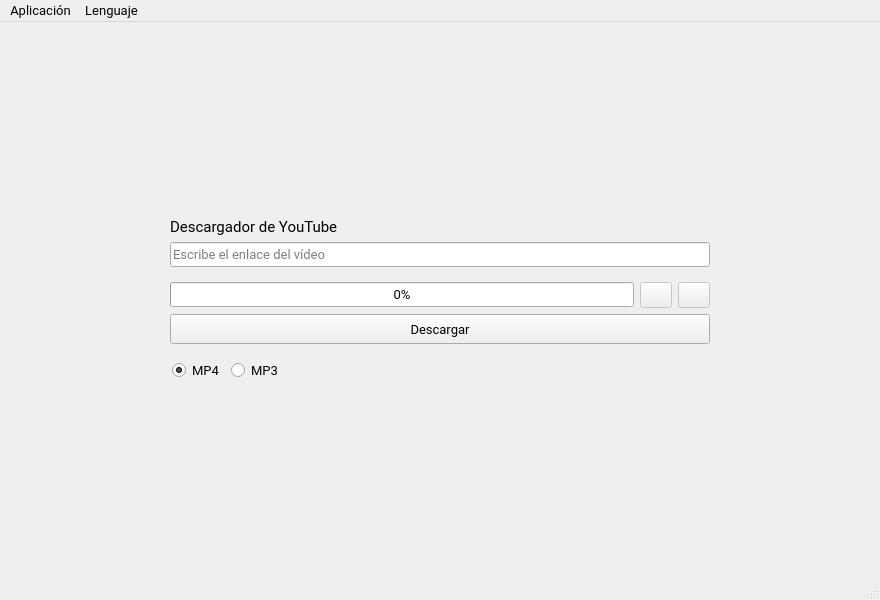
caicesardev/GUIDownloader, file app/ui/MainWindow.ui: the form before one commit.
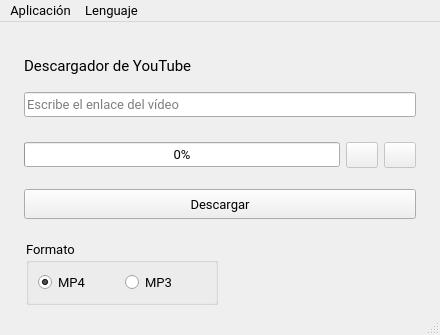
The form after the commit. Icons and pictures are not drawn.

The edit to the form file:
```diff
--- a/app/ui/MainWindow.ui
+++ b/app/ui/MainWindow.ui
@@ -6,20 +6,14 @@
    <rect>
     <x>0</x>
     <y>0</y>
-    <width>880</width>
-    <height>600</height>
+    <width>440</width>
+    <height>335</height>
    </rect>
   </property>
   <property name="minimumSize">
    <size>
-    <width>880</width>
-    <height>600</height>
-   </size>
-  </property>
-  <property name="maximumSize">
-   <size>
-    <width>880</width>
-    <height>600</height>
+    <width>440</width>
+    <height>335</height>
    </size>
   </property>
   <property name="font">
@@ -37,45 +31,78 @@
   </property>
   <widget class="QWidget" name="centralwidget">
    <layout class="QGridLayout" name="gridLayout">
-    <property name="leftMargin">
-     <number>170</number>
-    </property>
-    <property name="topMargin">
-     <number>170</number>
-    </property>
-    <property name="rightMargin">
-     <number>170</number>
-    </property>
-    <property name="bottomMargin">
-     <number>170</number>
-    </property>
-    <item row="0" column="0" rowspan="2">
+    <item row="1" column="2" rowspan="2">
+     <spacer name="horizontalSpacer_3">
+      <property name="orientation">
+       <enum>Qt::Horizontal</enum>
+      </property>
+      <property name="sizeHint" stdset="0">
+       <size>
+        <width>40</width>
+        <height>20</height>
+       </size>
+      </property>
+     </spacer>
+    </item>
+    <item row="3" column="1">
+     <spacer name="verticalSpacer_2">
+      <property name="orientation">
+       <enum>Qt::Vertical</enum>
+      </property>
+      <property name="sizeType">
+       <enum>QSizePolicy::Expanding</enum>
+      </property>
+      <property name="sizeHint" stdset="0">
+       <size>
+        <width>20</width>
+        <height>40</height>
+       </size>
+      </property>
+     </spacer>
+    </item>
+    <item row="1" column="0" rowspan="2">
+     <spacer name="horizontalSpacer_2">
+      <property name="orientation">
+       <enum>Qt::Horizontal</enum>
+      </property>
+      <property name="sizeHint" stdset="0">
+       <size>
+        <width>40</width>
+        <height>20</height>
+       </size>
+      </property>
+     </spacer>
+    </item>
+    <item row="1" column="1" rowspan="2">
      <widget class="QFrame" name="centralframe">
+      <property name="minimumSize">
+       <size>
+        <width>410</width>
+        <height>300</height>
+       </size>
+      </property>
       <layout class="QGridLayout" name="gridLayout_2">
-       <property name="leftMargin">
+       <property name="verticalSpacing">
         <number>0</number>
        </property>
-       <property name="topMargin">
-        <number>0</number>
-       </property>
-       <property name="rightMargin">
-        <number>0</number>
-       </property>
-       <property name="bottomMargin">
-        <number>0</number>
-       </property>
-       <item row="13" column="0">
-        <spacer name="verticalSpacer_2">
-         <property name="orientation">
-          <enum>Qt::Vertical</enum>
-         </property>
-         <property name="sizeHint" stdset="0">
+       <item row="5" column="0" colspan="3">
+        <widget class="QLabel" name="label">
+         <property name="maximumSize">
           <size>
-           <width>20</width>
-           <height>40</height>
+           <width>16777215</width>
+           <height>20</height>
           </size>
          </property>
-        </spacer>
+         <property name="font">
+          <font>
+           <family>Roboto</family>
+           <pointsize>11</pointsize>
+          </font>
+         </property>
+         <property name="text">
+          <string>Descargador de YouTube</string>
+         </property>
+        </widget>
        </item>
        <item row="9" column="2">
         <widget class="QToolButton" name="cancel_button">
@@ -106,6 +133,52 @@
          </property>
         </widget>
        </item>
+       <item row="9" column="1">
+        <widget class="QToolButton" name="play_pause_button">
+         <property name="enabled">
+          <bool>false</bool>
+         </property>
+         <property name="minimumSize">
+          <size>
+           <width>32</width>
+           <height>26</height>
+          </size>
+         </property>
+         <property name="cursor">
+          <cursorShape>PointingHandCursor</cursorShape>
+         </property>
+         <property name="toolTip">
+          <string>Reanudar/Pausar descarga</string>
+         </property>
+         <property name="text">
+          <string/>
+         </property>
+         <property name="icon">
+          <iconset resource="../images.qrc">
+           <normaloff>:/res/images/pause.png</normaloff>
+           <activeon>:/res/images/play.png</activeon>:/res/images/pause.png</iconset>
+         </property>
+         <property name="checkable">
+          <bool>true</bool>
+         </property>
+        </widget>
+       </item>
+       <item row="7" column="0" colspan="3">
+        <spacer name="verticalSpacer_3">
+         <property name="orientation">
+          <enum>Qt::Vertical</enum>
+         </property>
+         <property name="sizeType">
+          <enum>QSizePolicy::Fixed</enum>
+         </property>
+         <property name="sizeHint" stdset="0">
+          <size>
+           <width>20</width>
+           <height>9</height>
+          </size>
+         </property>
+        </spacer>
+       </item>
        <item row="6" column="0" colspan="3">
         <widget class="QLineEdit" name="input">
          <property name="minimumSize">
@@ -131,75 +204,21 @@
          </property>
         </widget>
        </item>
-       <item row="11" column="0" colspan="3">
-        <widget class="QFrame" name="spd_label_frame">
-         <property name="maximumSize">
-          <size>
-           <width>16777215</width>
-           <height>40</height>
-          </size>
+       <item row="9" column="0">
+        <widget class="QProgressBar" name="progress_bar">
+         <property name="value">
+          <number>0</number>
          </property>
-         <layout class="QHBoxLayout" name="horizontalLayout_2">
-          <property name="leftMargin">
-           <number>2</number>
-          </property>
-          <property name="rightMargin">
-           <number>0</number>
-          </property>
-          <property name="bottomMargin">
-           <number>0</number>
-          </property>
-          <item>
-           <widget class="QRadioButton" name="mp4_radio_btn">
-            <property name="toolTip">
-             <string>Descargar vídeos en formato MP4</string>
-            </property>
-            <property name="text">
-             <string>MP4</string>
-            </property>
-            <property name="checked">
-             <bool>true</bool>
-            </property>
-           </widget>
-          </item>
-          <item>
-           <widget class="QRadioButton" name="mp3_radio_btn">
-            <property name="toolTip">
-             <string>Descargar vídeos en formato MP3</string>
-            </property>
-            <property name="text">
-             <string>MP3</string>
-            </property>
-           </widget>
-          </item>
-          <item>
-           <spacer name="horizontalSpacer">
-            <property name="orientation">
-             <enum>Qt::Horizontal</enum>
-            </property>
-            <property name="sizeHint" stdset="0">
-             <size>
-              <width>40</width>
-              <height>20</height>
-             </size>
-            </property>
-           </spacer>
-          </item>
-          <item>
-           <widget class="QLabel" name="speed_label">
-            <property name="text">
-             <string/>
-            </property>
-            <property name="alignment">
-             <set>Qt::AlignRight|Qt::AlignTrailing|Qt::AlignVCenter</set>
-            </property>
-           </widget>
-          </item>
-         </layout>
         </widget>
        </item>
        <item row="10" column="0" colspan="3">
         <widget class="QFrame" name="buttons_frame">
+         <property name="maximumSize">
+          <size>
+           <width>16777215</width>
+           <height>40</height>
+          </size>
+         </property>
          <property name="frameShadow">
           <enum>QFrame::Raised</enum>
          </property>
@@ -238,94 +257,97 @@
          </layout>
         </widget>
        </item>
-       <item row="9" column="0">
-        <widget class="QProgressBar" name="progress_bar">
-         <property name="value">
-          <number>0</number>
-         </property>
-        </widget>
-       </item>
-       <item row="5" column="0" colspan="3">
-        <widget class="QLabel" name="label">
+       <item row="11" column="0" colspan="3">
+        <widget class="QFrame" name="spd_label_frame">
          <property name="maximumSize">
           <size>
            <width>16777215</width>
-           <height>20</height>
+           <height>65</height>
           </size>
          </property>
-         <property name="font">
-          <font>
-           <family>Roboto</family>
-           <pointsize>11</pointsize>
-          </font>
-         </property>
-         <property name="text">
-          <string>Descargador de YouTube</string>
-         </property>
+         <layout class="QHBoxLayout" name="horizontalLayout_2">
+          <property name="leftMargin">
+           <number>2</number>
+          </property>
+          <property name="topMargin">
+           <number>0</number>
+          </property>
+          <property name="rightMargin">
+           <number>0</number>
+          </property>
+          <property name="bottomMargin">
+           <number>0</number>
+          </property>
+          <item>
+           <widget class="QGroupBox" name="groupBox">
+            <property name="title">
+             <string>Formato</string>
+            </property>
+            <layout class="QHBoxLayout" name="horizontalLayout_3">
+             <property name="topMargin">
+              <number>0</number>
+             </property>
+             <property name="bottomMargin">
+              <number>0</number>
+             </property>
+             <item>
+              <widget class="QRadioButton" name="mp4_radio_btn">
+               <property name="toolTip">
+                <string>Descargar vídeos en formato MP4</string>
+               </property>
+               <property name="text">
+                <string>MP4</string>
+               </property>
+               <property name="checked">
+                <bool>true</bool>
+               </property>
+              </widget>
+             </item>
+             <item>
+              <widget class="QRadioButton" name="mp3_radio_btn">
+               <property name="toolTip">
+                <string>Descargar vídeos en formato MP3</string>
+               </property>
+               <property name="text">
+                <string>MP3</string>
+               </property>
+              </widget>
+             </item>
+            </layout>
+           </widget>
+          </item>
+          <item>
+           <widget class="QLabel" name="speed_label">
+            <property name="text">
+             <string/>
+            </property>
+            <property name="alignment">
+             <set>Qt::AlignRight|Qt::AlignTrailing|Qt::AlignVCenter</set>
+            </property>
+           </widget>
+          </item>
+         </layout>
         </widget>
        </item>
-       <item row="4" column="0">
-        <spacer name="verticalSpacer">
-         <property name="orientation">
-          <enum>Qt::Vertical</enum>
-         </property>
-         <property name="sizeHint" stdset="0">
-          <size>
-           <width>20</width>
-           <height>40</height>
-          </size>
-         </property>
-        </spacer>
-       </item>
-       <item row="9" column="1">
-        <widget class="QToolButton" name="play_pause_button">
-         <property name="enabled">
-          <bool>false</bool>
-         </property>
-         <property name="minimumSize">
-          <size>
-           <width>32</width>
-           <height>26</height>
-          </size>
-         </property>
-         <property name="cursor">
-          <cursorShape>PointingHandCursor</cursorShape>
-         </property>
-         <property name="toolTip">
-          <string>Reanudar/Pausar descarga</string>
-         </property>
-         <property name="text">
-          <string/>
-         </property>
-         <property name="icon">
-          <iconset resource="../images.qrc">
-           <normaloff>:/res/images/pause.png</normaloff>
-           <activeon>:/res/images/play.png</activeon>:/res/images/pause.png</iconset>
-         </property>
-         <property name="checkable">
-          <bool>true</bool>
-         </property>
-        </widget>
-       </item>
-       <item row="7" column="0">
-        <spacer name="verticalSpacer_3">
-         <property name="orientation">
-          <enum>Qt::Vertical</enum>
-         </property>
-         <property name="sizeType">
-          <enum>QSizePolicy::Fixed</enum>
-         </property>
-         <property name="sizeHint" stdset="0">
-          <size>
-           <width>20</width>
-           <height>9</height>
-          </size>
-         </property>
-        </spacer>
-       </item>
       </layout>
      </widget>
     </item>
+    <item row="0" column="1">
+     <spacer name="verticalSpacer">
+      <property name="orientation">
+       <enum>Qt::Vertical</enum>
+      </property>
+      <property name="sizeType">
+       <enum>QSizePolicy::Expanding</enum>
+      </property>
+      <property name="sizeHint" stdset="0">
+       <size>
+        <width>20</width>
+        <height>40</height>
+       </size>
+      </property>
+     </spacer>
+    </item>
    </layout>
   </widget>
   <widget class="QStatusBar" name="status_bar"/>
@@ -334,7 +356,7 @@
     <rect>
      <x>0</x>
      <y>0</y>
-     <width>880</width>
+     <width>440</width>
      <height>22</height>
     </rect>
    </property>
```
